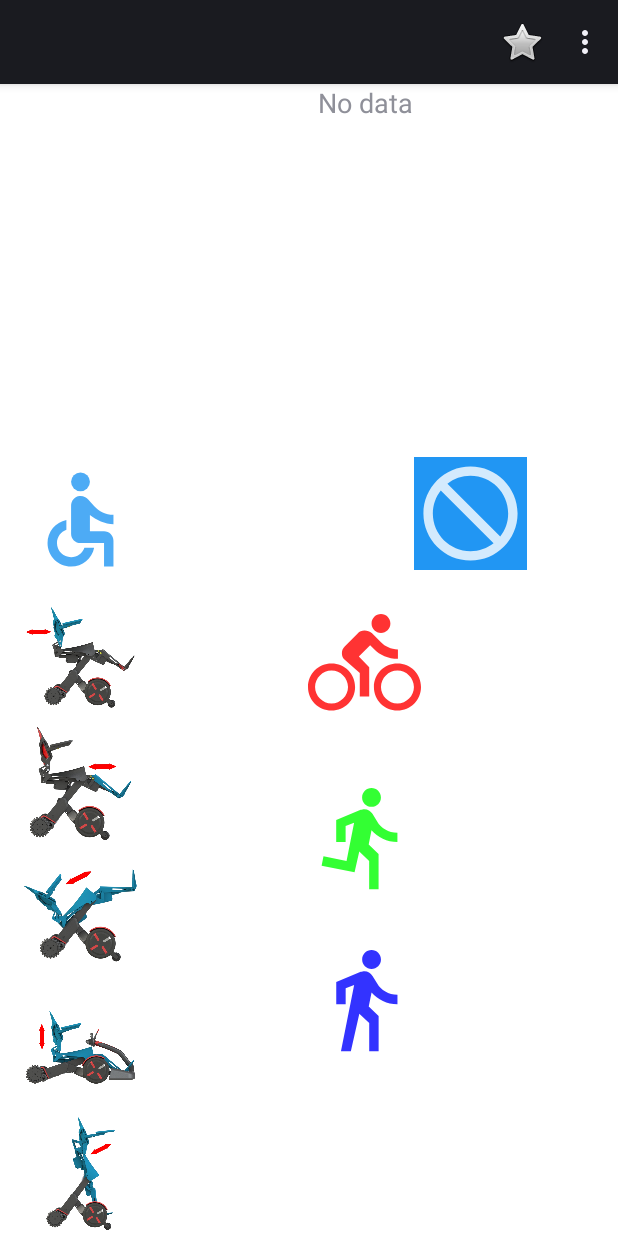
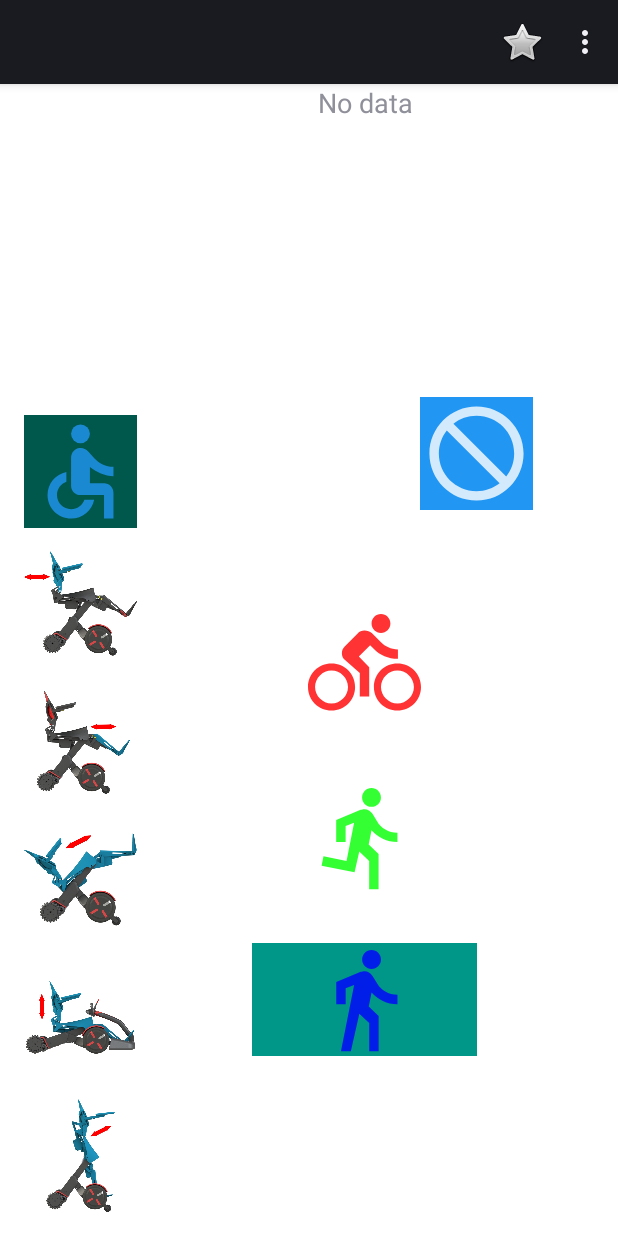
Before and after one commit to Max-Mobility/pchair, an Android app: the DeviceControlActivity screen opened directly, with no data from a screen before it, on a phone screen of 412 x 824 dp. Run offline under Robolectric (Android 15) with nearby library versions, the phone set to English and light mode, and no system bars; 3 statements that could not run were skipped.

Commit message:
update icons

```diff
--- a/app/app/src/main/java/com/example/ble/DeviceControlActivity.java
+++ b/app/app/src/main/java/com/example/ble/DeviceControlActivity.java
@@ -219,6 +219,14 @@ public class DeviceControlActivity extends Activity {
 
         addListenerOnImageView();
         setShownButton(R.id.run);
+        if (mSpeed.equals("speed_mid")) {
+            setBackground(R.id.speed_mid);
+        } else if (mSpeed.equals("speed_high")) {
+            setBackground(R.id.speed_high);
+        } else {
+            mSpeed = "speed_low";
+            setBackground(R.id.speed_low);
+        }
     }
 
     @SuppressLint("ClickableViewAccessibility")
--- a/app/app/src/main/res/layout/gatt_services_characteristics.xml
+++ b/app/app/src/main/res/layout/gatt_services_characteristics.xml
@@ -104,12 +104,41 @@
         app:layout_constraintTop_toTopOf="parent" />
 
     <ImageView
+        android:id="@+id/sleep"
+        style="@android:style/Widget.Holo.Button"
+        android:layout_width="75dp"
+        android:layout_height="75dp"
+        android:layout_marginStart="280dp"
+        android:layout_marginBottom="484dp"
+        android:background="#2196F3"
+        android:clickable="true"
+        android:contentDescription="@string/sleep"
+        android:focusable="true"
+        android:src="@drawable/sleep"
+        app:layout_constraintBottom_toBottomOf="parent"
+        app:layout_constraintStart_toStartOf="parent" />
+
+    <ImageView
+        android:id="@+id/image_1"
+        android:layout_width="75dp"
+        android:layout_height="75dp"
+        android:layout_column="3"
+        android:layout_marginStart="16dp"
+        android:layout_marginBottom="292dp"
+        android:clickable="true"
+        android:contentDescription="@string/image_1"
+        android:focusable="true"
+        android:src="@drawable/leg"
+        app:layout_constraintBottom_toBottomOf="parent"
+        app:layout_constraintStart_toStartOf="parent" />
+
+    <ImageView
         android:id="@+id/run"
         style="@android:style/Widget.Holo.Button"
         android:layout_width="75dp"
         android:layout_height="75dp"
         android:layout_marginStart="16dp"
-        android:layout_marginBottom="440dp"
+        android:layout_marginBottom="472dp"
         android:background="#ffffff"
         android:clickable="true"
         android:contentDescription="@string/run"
@@ -119,59 +148,16 @@
         app:layout_constraintStart_toStartOf="parent" />
 
     <ImageView
-        android:id="@+id/sleep"
-        style="@android:style/Widget.Holo.Button"
-        android:layout_width="75dp"
-        android:layout_height="75dp"
-        android:layout_marginStart="276dp"
-        android:layout_marginBottom="444dp"
-        android:background="#2196F3"
-        android:clickable="true"
-        android:contentDescription="@string/sleep"
-        android:focusable="true"
-        android:src="@drawable/sleep"
-        app:layout_constraintBottom_toBottomOf="parent"
-        app:layout_constraintStart_toStartOf="parent" />
-
-    <ImageView
         android:id="@+id/image_0"
         android:layout_width="75dp"
         android:layout_height="75dp"
         android:layout_column="1"
         android:layout_marginStart="16dp"
-        android:layout_marginBottom="348dp"
+        android:layout_marginBottom="384dp"
         android:clickable="true"
         android:contentDescription="@string/image_0"
         android:focusable="true"
         android:src="@drawable/back"
-        app:layout_constraintBottom_toBottomOf="parent"
-        app:layout_constraintStart_toStartOf="parent" />
-
-    <ImageView
-        android:id="@+id/image_1"
-        android:layout_width="75dp"
-        android:layout_height="75dp"
-        android:layout_column="3"
-        android:layout_marginStart="16dp"
-        android:layout_marginBottom="264dp"
-        android:clickable="true"
-        android:contentDescription="@string/image_1"
-        android:focusable="true"
-        android:src="@drawable/leg"
-        app:layout_constraintBottom_toBottomOf="parent"
-        app:layout_constraintStart_toStartOf="parent" />
-
-    <ImageView
-        android:id="@+id/image_2"
-        android:layout_width="75dp"
-        android:layout_height="75dp"
-        android:layout_column="1"
-        android:layout_marginStart="16dp"
-        android:layout_marginBottom="176dp"
-        android:clickable="true"
-        android:contentDescription="@string/image_2"
-        android:focusable="true"
-        android:src="@drawable/tilt"
         app:layout_constraintBottom_toBottomOf="parent"
         app:layout_constraintStart_toStartOf="parent" />
 
@@ -181,7 +167,7 @@
         android:layout_height="75dp"
         android:layout_column="1"
         android:layout_marginStart="16dp"
-        android:layout_marginBottom="88dp"
+        android:layout_marginBottom="108dp"
         android:clickable="true"
         android:contentDescription="@string/image_3"
         android:focusable="true"
@@ -195,7 +181,7 @@
         android:layout_height="75dp"
         android:layout_column="3"
         android:layout_marginStart="16dp"
-        android:layout_marginBottom="4dp"
+        android:layout_marginBottom="16dp"
         android:clickable="true"
         android:contentDescription="@string/image_4"
         android:focusable="true"
@@ -204,12 +190,26 @@
         app:layout_constraintStart_toStartOf="parent" />
 
     <ImageView
+        android:id="@+id/image_2"
+        android:layout_width="75dp"
+        android:layout_height="75dp"
+        android:layout_column="1"
+        android:layout_marginStart="16dp"
+        android:layout_marginBottom="200dp"
+        android:clickable="true"
+        android:contentDescription="@string/image_2"
+        android:focusable="true"
+        android:src="@drawable/tilt"
+        app:layout_constraintBottom_toBottomOf="parent"
+        app:layout_constraintStart_toStartOf="parent" />
+
+    <ImageView
         android:id="@+id/image_zoom"
-        android:layout_width="214dp"
-        android:layout_height="224dp"
+        android:layout_width="259dp"
+        android:layout_height="287dp"
         android:layout_column="1"
-        android:layout_marginStart="136dp"
-        android:layout_marginBottom="108dp"
+        android:layout_marginStart="100dp"
+        android:layout_marginBottom="96dp"
         android:contentDescription="@string/no_data"
         android:src="@drawable/sleep"
         app:layout_constraintBottom_toBottomOf="parent"
@@ -221,7 +221,7 @@
         android:layout_width="75dp"
         android:layout_height="60dp"
         android:layout_marginStart="208dp"
-        android:layout_marginBottom="368dp"
+        android:layout_marginBottom="404dp"
         android:background="#ffffff"
         android:clickable="true"
         android:contentDescription="@string/plus"
@@ -233,10 +233,10 @@
     <ImageView
         android:id="@+id/minusButton"
         style="@android:style/Widget.Holo.Button"
-        android:layout_width="75dp"
+        android:layout_width="60dp"
         android:layout_height="60dp"
-        android:layout_marginStart="208dp"
-        android:layout_marginBottom="24dp"
+        android:layout_marginStart="220dp"
+        android:layout_marginBottom="16dp"
         android:background="#ffffff"
         android:clickable="true"
         android:contentDescription="@string/minus"
@@ -290,14 +290,15 @@
     <ImageView
         android:id="@+id/back_to_run"
         style="@android:style/Widget.Holo.Button"
-        android:layout_width="146dp"
-        android:layout_height="141dp"
+        android:layout_width="171dp"
+        android:layout_height="152dp"
         android:layout_marginStart="96dp"
-        android:layout_marginBottom="172dp"
+        android:layout_marginBottom="180dp"
         android:background="#ffffff"
         android:clickable="true"
         android:contentDescription="@string/run"
         android:focusable="true"
+        android:padding="2dp"
         android:src="@drawable/run"
         android:visibility="invisible"
         app:layout_constraintBottom_toBottomOf="parent"
```
Also changed, not shown: app/app/src/main/res/drawable/back.png, app/app/src/main/res/drawable/leg.png.
